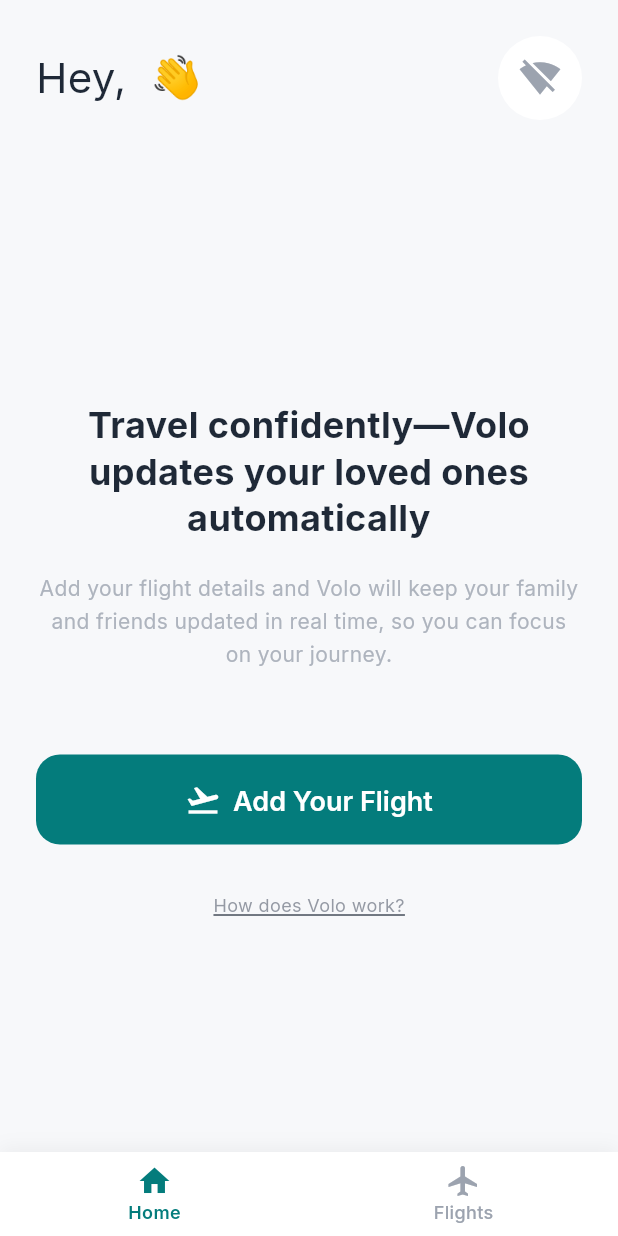
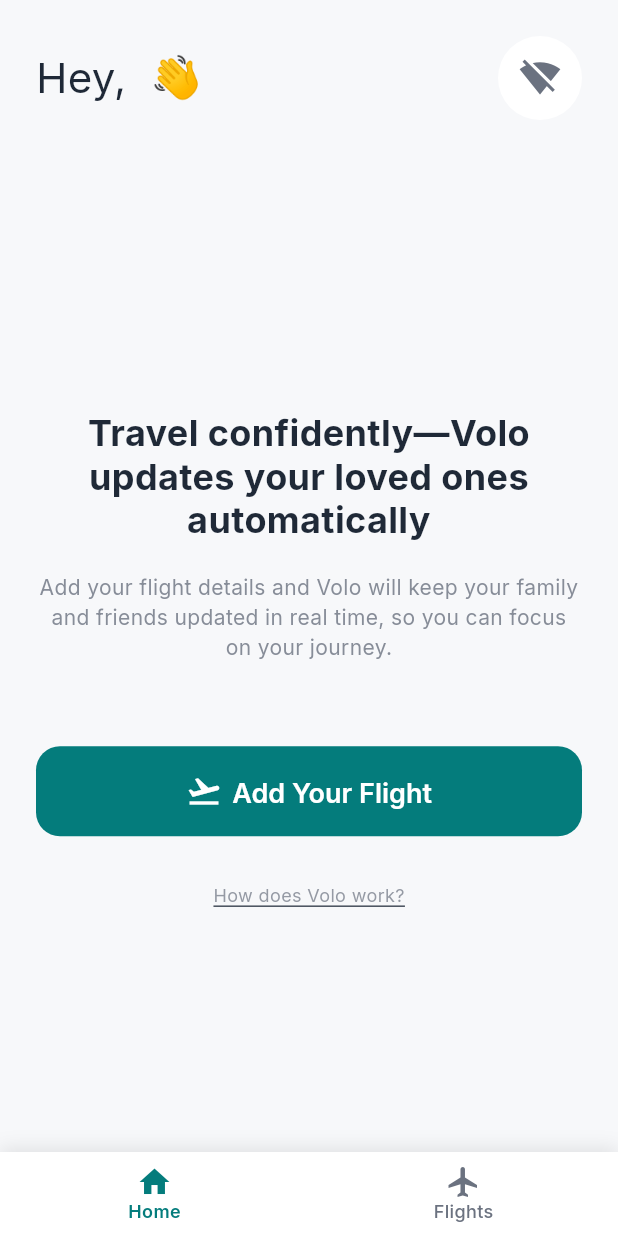
Before and after one commit to asifsheikh/Volo, a Flutter app: the MainNavigationScreen screen opened directly with empty values, on a phone screen of 412 x 824 dp. Run offline on Flutter 3.47's test engine with Material 3 defaults, Android fonts, the phone set to English and light mode, and no system bars; our stand-ins replace cloud_firestore, confetti, connectivity_plus, file_picker, firebase_ai, firebase_auth and 12 more; missing offline and left inert: firebase_app_check; accounts and stored records are empty; network calls fail.

Commit message:
Migrate main navigation and home screen to use centralized AppTheme

```diff
--- a/lib/screens/home/home_screen.dart
+++ b/lib/screens/home/home_screen.dart
@@ -9,6 +9,7 @@ import '../../services/network_service.dart';
 import '../../features/add_flight/add_flight_screen.dart';
 import '../../features/add_flight/controller/add_flight_controller.dart';
 import '../profile/profile_screen.dart';
+import '../../theme/app_theme.dart';
 
 class HomeScreen extends StatefulWidget {
   final String username;
@@ -82,7 +83,7 @@ class _HomeScreenState extends State<HomeScreen> {
   @override
   Widget build(BuildContext context) {
     return Scaffold(
-      backgroundColor: const Color(0xFFF7F8FA),
+      backgroundColor: AppTheme.background,
       body: SafeArea(
         child: Column(
           children: [
@@ -100,12 +101,7 @@ class _HomeScreenState extends State<HomeScreen> {
                   Expanded(
                     child: Text(
                       'Hey, ${widget.username} 👋',
-                      style: const TextStyle(
-                        fontFamily: 'Inter',
-                        fontWeight: FontWeight.w400,
-                        fontSize: 28,
-                        color: Color(0xFF1F2937),
-                      ),
+                      style: AppTheme.headlineLarge.copyWith(fontWeight: FontWeight.w400),
                     ),
                   ),
                   GestureDetector(
@@ -129,13 +125,7 @@ class _HomeScreenState extends State<HomeScreen> {
                     Text(
                       'Travel confidently—Volo updates your loved ones automatically',
                       textAlign: TextAlign.center,
-                      style: const TextStyle(
-                        fontFamily: 'Inter',
-                        fontWeight: FontWeight.w700,
-                        fontSize: 24, // Reduced from 28 for better hierarchy
-                        height: 1.3,
-                        color: Color(0xFF1F2937),
-                      ),
+                      style: AppTheme.headlineMedium,
                     ),
 
                     const SizedBox(height: 20), // Increased spacing for breathing room
@@ -144,13 +134,9 @@ class _HomeScreenState extends State<HomeScreen> {
                     Text(
                       'Add your flight details and Volo will keep your family and friends updated in real time, so you can focus on your journey.',
                       textAlign: TextAlign.center,
-                      style: TextStyle(
-                        fontFamily: 'Inter',
-                        fontWeight: FontWeight.w400, // Regular weight instead of medium
-                        fontSize: 14, // Reduced from 16 for de-emphasis
-                        height: 1.6, // Increased line height for lighter feel
-                        color: const Color(0xFF9CA3AF).withOpacity(0.8), // Tertiary color with reduced opacity
-                      ),
+                                              style: AppTheme.bodyMedium.copyWith(
+                          color: AppTheme.textSecondary.withOpacity(0.8),
+                        ),
                     ),
 
                     const SizedBox(height: 56), // Increased spacing to emphasize CTA
@@ -184,14 +170,7 @@ class _HomeScreenState extends State<HomeScreen> {
                             color: Colors.white,
                           ),
                         ),
-                        style: ElevatedButton.styleFrom(
-                          backgroundColor: const Color(0xFF047C7C), // Updated to new primary color
-                          shape: RoundedRectangleBorder(
-                            borderRadius: BorderRadius.circular(16),
-                          ),
-                          elevation: 0,
-                          shadowColor: Colors.transparent,
-                        ),
+                        style: AppTheme.primaryButton,
                       ),
                     ),
 
@@ -210,11 +189,8 @@ class _HomeScreenState extends State<HomeScreen> {
                       },
                       child: Text(
                         'How does Volo work?',
-                        style: TextStyle(
-                          fontFamily: 'Inter',
-                          fontWeight: FontWeight.w400, // Reduced from 500 for de-emphasis
-                          fontSize: 12, // Reduced from 14 for subtlety
-                          color: const Color(0xFF6B7280).withOpacity(0.7), // Secondary color with reduced opacity
+                        style: AppTheme.bodySmall.copyWith(
+                          color: AppTheme.textSecondary.withOpacity(0.7),
                           decoration: TextDecoration.underline,
                         ),
                       ),
@@ -250,23 +226,23 @@ class _HomeScreenState extends State<HomeScreen> {
 
   Widget _buildProfileAvatar() {
     if (_isLoadingProfile) {
-      return const CircleAvatar(
+      return CircleAvatar(
         radius: 28,
-        backgroundColor: Colors.white,
+        backgroundColor: AppTheme.cardBackground,
         child: CircularProgressIndicator(
-          color: Color(0xFF9CA3AF),
+          color: AppTheme.textSecondary,
         ),
       );
     }
 
     if (_isOffline) {
-      return const CircleAvatar(
+      return CircleAvatar(
         radius: 28,
-        backgroundColor: Colors.white,
+        backgroundColor: AppTheme.cardBackground,
         child: Icon(
           Icons.signal_wifi_off,
           size: 28,
-          color: Color(0xFF9CA3AF),
+          color: AppTheme.textSecondary,
         ),
       );
     }
@@ -274,18 +250,18 @@ class _HomeScreenState extends State<HomeScreen> {
     if (_profilePictureUrl != null) {
       return CircleAvatar(
         radius: 28,
-        backgroundColor: Colors.white,
+        backgroundColor: AppTheme.cardBackground,
         backgroundImage: NetworkImage(_profilePictureUrl!),
       );
     }
 
-    return const CircleAvatar(
+    return CircleAvatar(
       radius: 28,
-      backgroundColor: Colors.white,
+      backgroundColor: AppTheme.cardBackground,
       child: Icon(
         Icons.person,
         size: 28,
-        color: Color(0xFF9CA3AF),
+        color: AppTheme.textSecondary,
       ),
     );
   }
--- a/lib/screens/main_navigation_screen.dart
+++ b/lib/screens/main_navigation_screen.dart
@@ -1,6 +1,7 @@
 import 'package:flutter/material.dart';
 import 'home/home_screen.dart';
 import 'flights/flights_screen.dart';
+import '../theme/app_theme.dart';
 
 class MainNavigationScreen extends StatefulWidget {
   final String username;
@@ -61,10 +62,10 @@ class _MainNavigationScreenState extends State<MainNavigationScreen> {
       ),
       bottomNavigationBar: Container(
         decoration: BoxDecoration(
-          color: Colors.white,
+          color: AppTheme.cardBackground,
           boxShadow: [
             BoxShadow(
-              color: Colors.black.withOpacity(0.05),
+              color: AppTheme.shadowPrimary,
               blurRadius: 10,
               offset: const Offset(0, -2),
             ),
@@ -85,18 +86,10 @@ class _MainNavigationScreenState extends State<MainNavigationScreen> {
               label: 'Flights',
             ),
           ],
-          selectedItemColor: const Color(0xFF047C7C),
-          unselectedItemColor: const Color(0xFF9CA3AF),
-          selectedLabelStyle: const TextStyle(
-            fontFamily: 'Inter',
-            fontWeight: FontWeight.w600,
-            fontSize: 12,
-          ),
-          unselectedLabelStyle: const TextStyle(
-            fontFamily: 'Inter',
-            fontWeight: FontWeight.w500,
-            fontSize: 12,
-          ),
+          selectedItemColor: AppTheme.primary,
+          unselectedItemColor: AppTheme.textSecondary,
+          selectedLabelStyle: AppTheme.labelMedium.copyWith(fontWeight: FontWeight.w600),
+          unselectedLabelStyle: AppTheme.labelMedium,
           backgroundColor: Colors.transparent,
           elevation: 0,
           type: BottomNavigationBarType.fixed,
```
